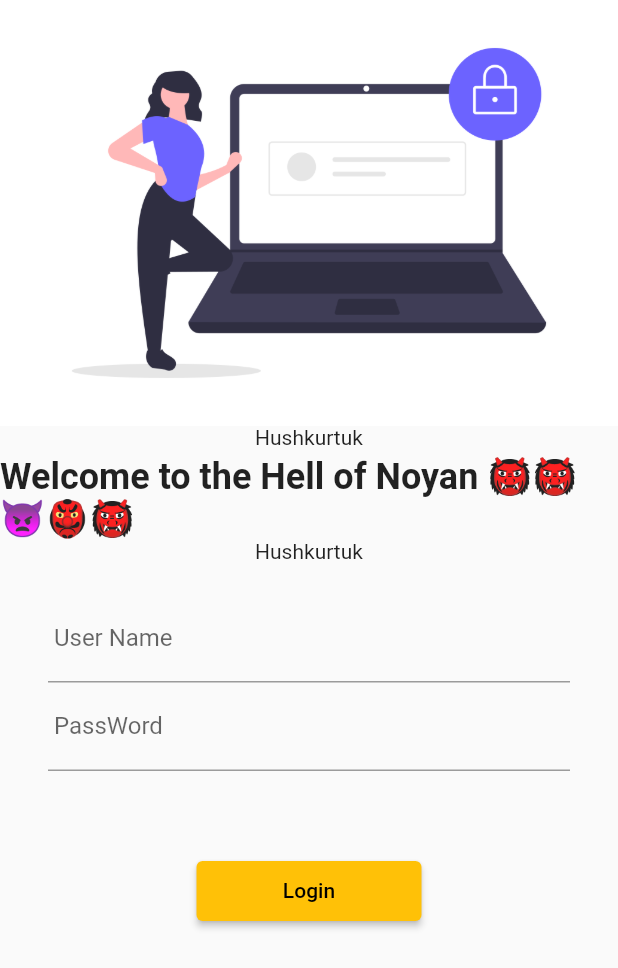
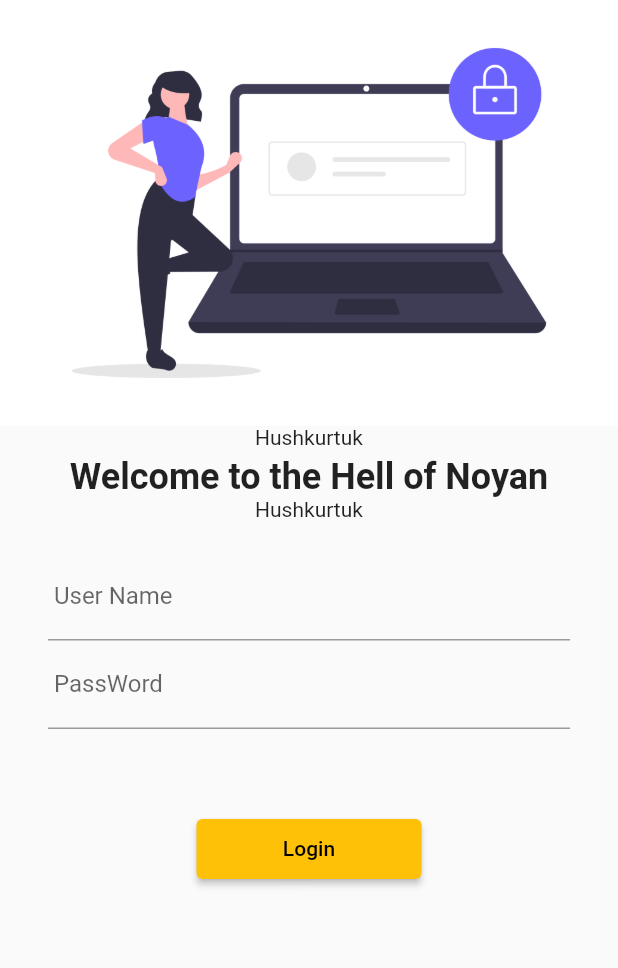
Before and after one commit to mohammadnakib42/EvalyUI30DaysPractice, a Flutter app: the screen it shows after launch, on a phone screen of 412 x 824 dp. Shown: the top 968 px of the screen. Run offline on Flutter 3.47's test engine with Material 2 defaults, Android fonts, the light colour scheme and no system bars; our stand-ins replace google_fonts.

Commit message:
day6 completed

```diff
--- a/lib/pages/home_page.dart
+++ b/lib/pages/home_page.dart
@@ -1,25 +1,24 @@
 import 'package:flutter/material.dart';
 
 class HomePage extends StatelessWidget {
-  const HomePage({ Key? key }) : super(key: key);
+  const HomePage({Key? key}) : super(key: key);
 
   @override
   Widget build(BuildContext context) {
-
     int days = 30;
     const pi = 3.1416;
 
     return Scaffold(
+      drawer: Drawer(),
       appBar: AppBar(
         title: Center(child: Text("Evaly An E-Commerce Site")),
       ),
-
       body: Center(
         child: Container(
-            child: Text("Welcome to my Flutter Application number $days where the constant value of pi is $pi"),
+          child: Text(
+              "Welcome to my Flutter Application number $days where the constant value of pi is $pi"),
         ),
       ),
-        drawer: Drawer(),
     );
   }
 }
--- a/lib/pages/login_page.dart
+++ b/lib/pages/login_page.dart
@@ -1,9 +1,15 @@
 import 'package:evaly_ui/utils/routes.dart';
 import 'package:flutter/material.dart';
 
-class LoginPage extends StatelessWidget {
+class LoginPage extends StatefulWidget {
   const LoginPage({Key? key}) : super(key: key);
 
+  @override
+  _LoginPageState createState() => _LoginPageState();
+}
+
+class _LoginPageState extends State<LoginPage> {
+  String name = "";
   @override
   Widget build(BuildContext context) {
     return Material(
@@ -20,7 +26,7 @@ class LoginPage extends StatelessWidget {
               child: Text("Hushkurtuk"),
             ),
             Text(
-              "Welcome to the Hell of Noyan 👹👹👿👺👹",
+              " Welcome to the Hell of Noyan $name",
               style: TextStyle(
                 fontSize: 24,
                 fontWeight: FontWeight.bold,
@@ -40,13 +46,22 @@ class LoginPage extends StatelessWidget {
                         hintText: " Enter Username ",
                         labelText: " User Name ",
                       ),
-                  ),
+                      onChanged: (value) {
+                        name = value;
+                        setState(() {});
+                      }),
                   TextFormField(
                     obscureText: true,
                     decoration: InputDecoration(
                       hintText: " Enter Password ",
                       labelText: " PassWord ",
                     ),
+                    /*onChanged: (value) {
+                      name = value;
+                      setState(() {
+
+                      });
+                    },*/
                   ),
                 ],
               ),
@@ -54,7 +69,8 @@ class LoginPage extends StatelessWidget {
             SizedBox(
               height: 40.0,
             ),
-            ElevatedButton(
+            Container(
+              child: ElevatedButton(
                 onPressed: () {
                   //print("Login Successful");
                   Navigator.pushNamed(context, MyRoutes.homeRoute);
@@ -62,6 +78,10 @@ class LoginPage extends StatelessWidget {
                 child: Text("Login"),
                 style: TextButton.styleFrom(minimumSize: Size(150, 40)),
               ),
+              decoration: BoxDecoration(
+                borderRadius: BorderRadius.circular(45),
+              ),
+            ),
           ],
         ),
       ),
--- a/lib/utils/routes.dart
+++ b/lib/utils/routes.dart
@@ -1,6 +1,6 @@
-import 'package:flutter/material.dart';
+//import 'package:flutter/material.dart';
 
 class MyRoutes {
-  static String loginRoute = "/route";
+  static String loginRoute = "/login";
   static String homeRoute = "/home";
 }
```
Lines whose indentation alone changed are shown as unchanged.
